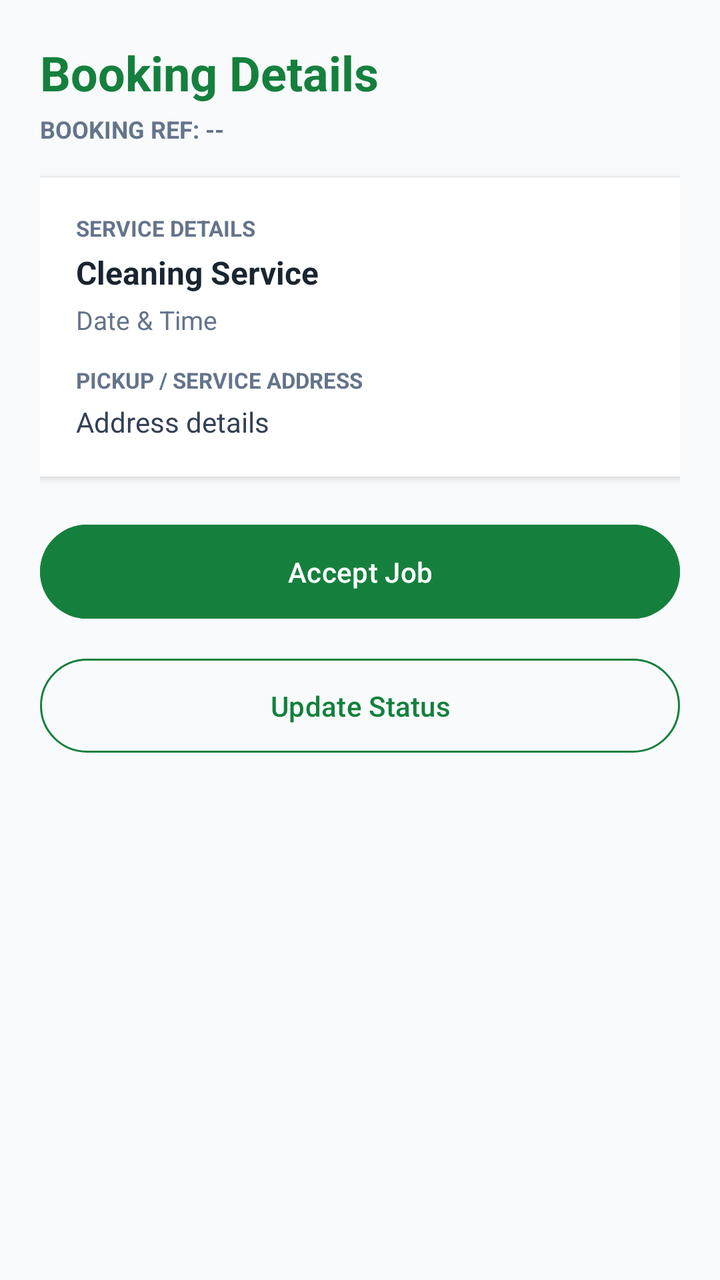
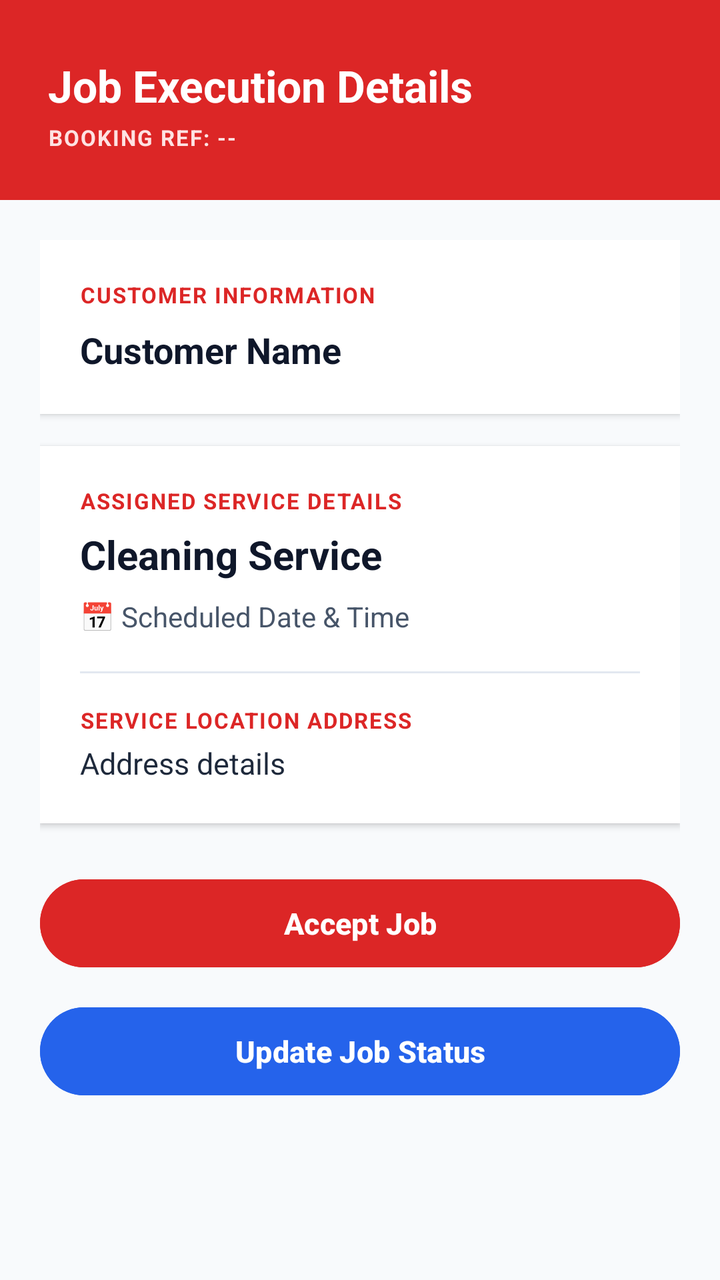

An Android layout rendered at two revisions. The XML below is the earlier revision; the diff shows what the commit changed to produce the second picture.
<!-- AndroidManifest.xml: application theme Theme.Masandaza -->
<!-- res/layout/activity_staff_job_details.xml -->
<?xml version="1.0" encoding="utf-8"?>
<ScrollView xmlns:android="http://schemas.android.com/apk/res/android"
    xmlns:app="http://schemas.android.com/apk/res-auto"
    android:layout_width="match_parent"
    android:layout_height="match_parent"
    android:background="@color/brand_bg"
    android:padding="20dp"
    android:fillViewport="true">

    <LinearLayout
        android:layout_width="match_parent"
        android:layout_height="wrap_content"
        android:orientation="vertical">

        <TextView
            android:layout_width="wrap_content"
            android:layout_height="wrap_content"
            android:text="Booking Details"
            android:textColor="@color/staff_green"
            android:textSize="24sp"
            android:textStyle="bold"/>

        <TextView
            android:id="@+id/tvDetailRef"
            android:layout_width="wrap_content"
            android:layout_height="wrap_content"
            android:text="BOOKING REF: --"
            android:textColor="#64748B"
            android:textSize="12sp"
            android:textStyle="bold"
            android:layout_marginTop="4dp"
            android:layout_marginBottom="16dp"/>

        
        <LinearLayout
            android:layout_width="match_parent"
            android:layout_height="wrap_content"
            android:orientation="vertical"
            android:background="@color/white"
            android:padding="18dp"
            android:elevation="2dp"
            android:layout_marginBottom="20dp">

            <TextView
                android:layout_width="wrap_content"
                android:layout_height="wrap_content"
                android:text="SERVICE DETAILS"
                android:textSize="11sp"
                android:textColor="#64748B"
                android:textStyle="bold"/>

            <TextView
                android:id="@+id/tvDetailService"
                android:layout_width="wrap_content"
                android:layout_height="wrap_content"
                android:text="Cleaning Service"
                android:textColor="@color/brand_dark_slate"
                android:textSize="16sp"
                android:textStyle="bold"
                android:layout_marginVertical="4dp"/>

            <TextView
                android:id="@+id/tvDetailDateTime"
                android:layout_width="wrap_content"
                android:layout_height="wrap_content"
                android:text="Date &amp; Time"
                android:textColor="#64748B"
                android:textSize="13sp"
                android:layout_marginBottom="14dp"/>

            <TextView
                android:layout_width="wrap_content"
                android:layout_height="wrap_content"
                android:text="PICKUP / SERVICE ADDRESS"
                android:textSize="11sp"
                android:textColor="#64748B"
                android:textStyle="bold"/>

            <TextView
                android:id="@+id/tvDetailAddress"
                android:layout_width="wrap_content"
                android:layout_height="wrap_content"
                android:text="Address details"
                android:textColor="#334155"
                android:textSize="14sp"
                android:layout_marginTop="4dp"/>
        </LinearLayout>

        <com.google.android.material.button.MaterialButton
            android:id="@+id/btnAcceptJob"
            android:layout_width="match_parent"
            android:layout_height="wrap_content"
            android:text="Accept Job"
            android:textColor="@color/white"
            android:backgroundTint="@color/staff_green"
            android:padding="14dp"
            android:layout_marginBottom="12dp"/>

        <com.google.android.material.button.MaterialButton
            android:id="@+id/btnGoUpdateStatus"
            android:layout_width="match_parent"
            android:layout_height="wrap_content"
            android:text="Update Status"
            style="?attr/materialButtonOutlinedStyle"
            app:strokeColor="@color/staff_green"
            android:textColor="@color/staff_green"
            android:padding="14dp"/>

    </LinearLayout>
</ScrollView>
<!-- resources referenced by this layout -->
<resources>
  <color name="brand_bg">#F8FAFC</color>
  <color name="brand_dark_slate">#1A2530</color>
  <color name="staff_green">#15803D</color>
  <color name="white">#FFFFFF</color>
  <style name="Theme.Masandaza" parent="Base.Theme.Masandaza" />
  <style name="Base.Theme.Masandaza" parent="Theme.Material3.DayNight.NoActionBar">
          
          
      </style>
</resources>

<!-- the commit's change to res/layout/activity_staff_job_details.xml (unified diff, before → after) -->
@@ -1,110 +1,167 @@
 <?xml version="1.0" encoding="utf-8"?>
 <ScrollView xmlns:android="http://schemas.android.com/apk/res/android"
-    xmlns:app="http://schemas.android.com/apk/res-auto"
     android:layout_width="match_parent"
     android:layout_height="match_parent"
-    android:background="@color/brand_bg"
-    android:padding="20dp"
+    android:background="#F8FAFC"
     android:fillViewport="true">
 
     <LinearLayout
         android:layout_width="match_parent"
         android:layout_height="wrap_content"
-        android:orientation="vertical">
-
-        <TextView
-            android:layout_width="wrap_content"
-            android:layout_height="wrap_content"
-            android:text="Booking Details"
-            android:textColor="@color/staff_green"
-            android:textSize="24sp"
-            android:textStyle="bold"/>
-
-        <TextView
-            android:id="@+id/tvDetailRef"
-            android:layout_width="wrap_content"
-            android:layout_height="wrap_content"
-            android:text="BOOKING REF: --"
-            android:textColor="#64748B"
-            android:textSize="12sp"
-            android:textStyle="bold"
-            android:layout_marginTop="4dp"
-            android:layout_marginBottom="16dp"/>
+        android:orientation="vertical"
+        android:paddingBottom="40dp">
 
         
         <LinearLayout
             android:layout_width="match_parent"
             android:layout_height="wrap_content"
             android:orientation="vertical"
-            android:background="@color/white"
-            android:padding="18dp"
-            android:elevation="2dp"
-            android:layout_marginBottom="20dp">
+            android:background="#DC2626"
+            android:paddingHorizontal="24dp"
+            android:paddingTop="28dp"
+            android:paddingBottom="24dp">
 
             <TextView
                 android:layout_width="wrap_content"
                 android:layout_height="wrap_content"
-                android:text="SERVICE DETAILS"
-                android:textSize="11sp"
-                android:textColor="#64748B"
-                android:textStyle="bold"/>
+                android:text="Job Execution Details"
+                android:textColor="#FFFFFF"
+                android:textSize="22sp"
+                android:textStyle="bold" />
 
             <TextView
-                android:id="@+id/tvDetailService"
+                android:id="@+id/tvDetailRef"
                 android:layout_width="wrap_content"
                 android:layout_height="wrap_content"
-                android:text="Cleaning Service"
-                android:textColor="@color/brand_dark_slate"
-                android:textSize="16sp"
+                android:text="BOOKING REF: --"
+                android:textColor="#FEE2E2"
+                android:textSize="11sp"
                 android:textStyle="bold"
-                android:layout_marginVertical="4dp"/>
-
-            <TextView
-                android:id="@+id/tvDetailDateTime"
-                android:layout_width="wrap_content"
-                android:layout_height="wrap_content"
-                android:text="Date &amp; Time"
-                android:textColor="#64748B"
-                android:textSize="13sp"
-                android:layout_marginBottom="14dp"/>
-
-            <TextView
-                android:layout_width="wrap_content"
-                android:layout_height="wrap_content"
-                android:text="PICKUP / SERVICE ADDRESS"
-                android:textSize="11sp"
-                android:textColor="#64748B"
-                android:textStyle="bold"/>
-
-            <TextView
-                android:id="@+id/tvDetailAddress"
-                android:layout_width="wrap_content"
-                android:layout_height="wrap_content"
-                android:text="Address details"
-                android:textColor="#334155"
-                android:textSize="14sp"
-                android:layout_marginTop="4dp"/>
+                android:letterSpacing="0.06"
+                android:layout_marginTop="4dp" />
         </LinearLayout>
 
-        <com.google.android.material.button.MaterialButton
-            android:id="@+id/btnAcceptJob"
+        <LinearLayout
             android:layout_width="match_parent"
             android:layout_height="wrap_content"
-            android:text="Accept Job"
-            android:textColor="@color/white"
-            android:backgroundTint="@color/staff_green"
-            android:padding="14dp"
-            android:layout_marginBottom="12dp"/>
+            android:orientation="vertical"
+            android:padding="20dp">
 
-        <com.google.android.material.button.MaterialButton
-            android:id="@+id/btnGoUpdateStatus"
-            android:layout_width="match_parent"
-            android:layout_height="wrap_content"
-            android:text="Update Status"
-            style="?attr/materialButtonOutlinedStyle"
-            app:strokeColor="@color/staff_green"
-            android:textColor="@color/staff_green"
-            android:padding="14dp"/>
+            
+            <LinearLayout
+                android:layout_width="match_parent"
+                android:layout_height="wrap_content"
+                android:orientation="vertical"
+                android:background="#FFFFFF"
+                android:padding="20dp"
+                android:layout_marginBottom="16dp"
+                android:elevation="2dp">
 
+                <TextView
+                    android:layout_width="wrap_content"
+                    android:layout_height="wrap_content"
+                    android:text="CUSTOMER INFORMATION"
+                    android:textSize="11sp"
+                    android:textColor="#DC2626"
+                    android:textStyle="bold"
+                    android:letterSpacing="0.06"
+                    android:layout_marginBottom="8dp" />
+
+                <TextView
+                    android:id="@+id/tvDetailClientName"
+                    android:layout_width="match_parent"
+                    android:layout_height="wrap_content"
+                    android:text="Customer Name"
+                    android:textColor="#0F172A"
+                    android:textSize="18sp"
+                    android:textStyle="bold" />
+            </LinearLayout>
+
+            
+            <LinearLayout
+                android:layout_width="match_parent"
+                android:layout_height="wrap_content"
+                android:orientation="vertical"
+                android:background="#FFFFFF"
+                android:padding="20dp"
+                android:elevation="2dp"
+                android:layout_marginBottom="24dp">
+
+                <TextView
+                    android:layout_width="wrap_content"
+                    android:layout_height="wrap_content"
+                    android:text="ASSIGNED SERVICE DETAILS"
+                    android:textSize="11sp"
+                    android:textColor="#DC2626"
+                    android:textStyle="bold"
+                    android:letterSpacing="0.06"
+                    android:layout_marginBottom="6dp" />
+
+                <TextView
+                    android:id="@+id/tvDetailService"
+                    android:layout_width="wrap_content"
+                    android:layout_height="wrap_content"
+                    android:text="Cleaning Service"
+                    android:textColor="#0F172A"
+                    android:textSize="20sp"
+                    android:textStyle="bold"
+                    android:layout_marginBottom="8dp" />
+
+                <TextView
+                    android:id="@+id/tvDetailDateTime"
+                    android:layout_width="wrap_content"
+                    android:layout_height="wrap_content"
+                    android:text="📅 Scheduled Date &amp; Time"
+                    android:textColor="#475569"
+                    android:textSize="14sp"
+                    android:layout_marginBottom="18dp" />
+
+                <View
+                    android:layout_width="match_parent"
+                    android:layout_height="1dp"
+                    android:background="#E2E8F0"
+                    android:layout_marginBottom="16dp" />
+
+                <TextView
+                    android:layout_width="wrap_content"
+                    android:layout_height="wrap_content"
+                    android:text="SERVICE LOCATION ADDRESS"
+                    android:textSize="11sp"
+                    android:textColor="#DC2626"
+                    android:textStyle="bold"
+                    android:letterSpacing="0.06"
+                    android:layout_marginBottom="4dp" />
+
+                <TextView
+                    android:id="@+id/tvDetailAddress"
+                    android:layout_width="wrap_content"
+                    android:layout_height="wrap_content"
+                    android:text="Address details"
+                    android:textColor="#1E293B"
+                    android:textSize="15sp" />
+            </LinearLayout>
+
+            
+            <Button
+                android:id="@+id/btnAcceptJob"
+                android:layout_width="match_parent"
+                android:layout_height="52dp"
+                android:text="Accept Job"
+                android:textColor="#FFFFFF"
+                android:backgroundTint="#DC2626"
+                android:layout_marginBottom="12dp"
+                android:textSize="15sp"
+                android:textStyle="bold" />
+
+            <Button
+                android:id="@+id/btnGoUpdateStatus"
+                android:layout_width="match_parent"
+                android:layout_height="52dp"
+                android:text="Update Job Status"
+                android:backgroundTint="#2563EB"
+                android:textColor="#FFFFFF"
+                android:textSize="15sp"
+                android:textStyle="bold" />
+        </LinearLayout>
     </LinearLayout>
 </ScrollView>
<!-- resource entries referenced after the edit -->
@@ -1,9 +1,5 @@
 <!-- resources referenced by this layout -->
 <resources>
-  <color name="brand_bg">#F8FAFC</color>
-  <color name="brand_dark_slate">#1A2530</color>
-  <color name="staff_green">#15803D</color>
-  <color name="white">#FFFFFF</color>
   <style name="Theme.Masandaza" parent="Base.Theme.Masandaza" />
   <style name="Base.Theme.Masandaza" parent="Theme.Material3.DayNight.NoActionBar">
           
